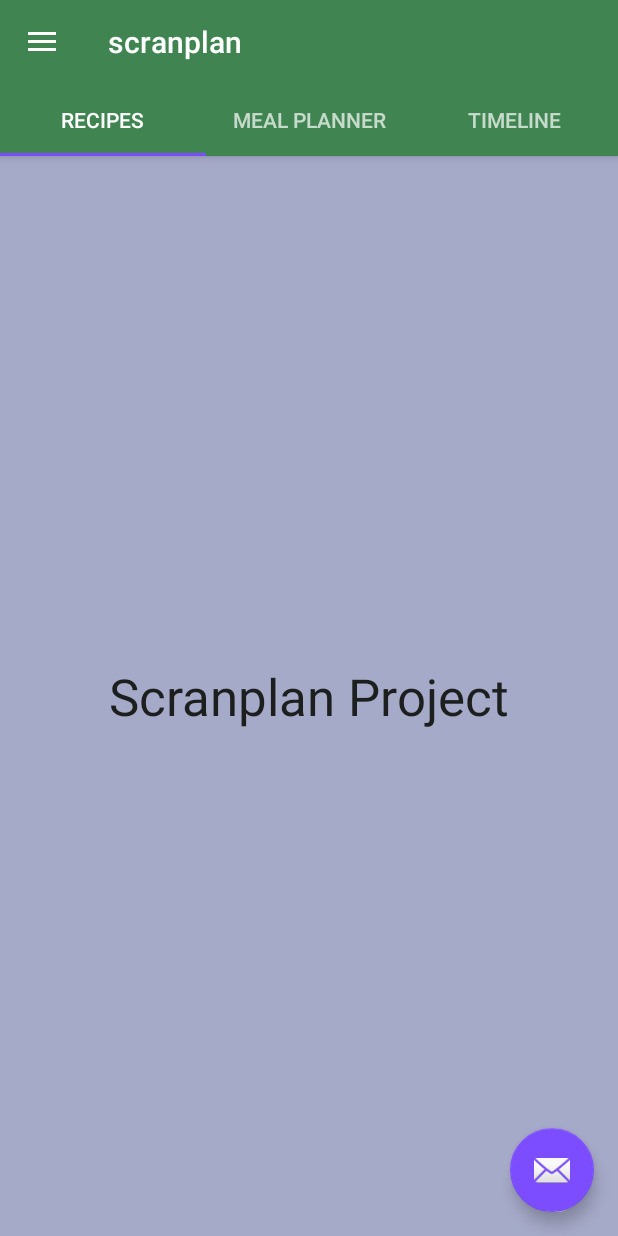
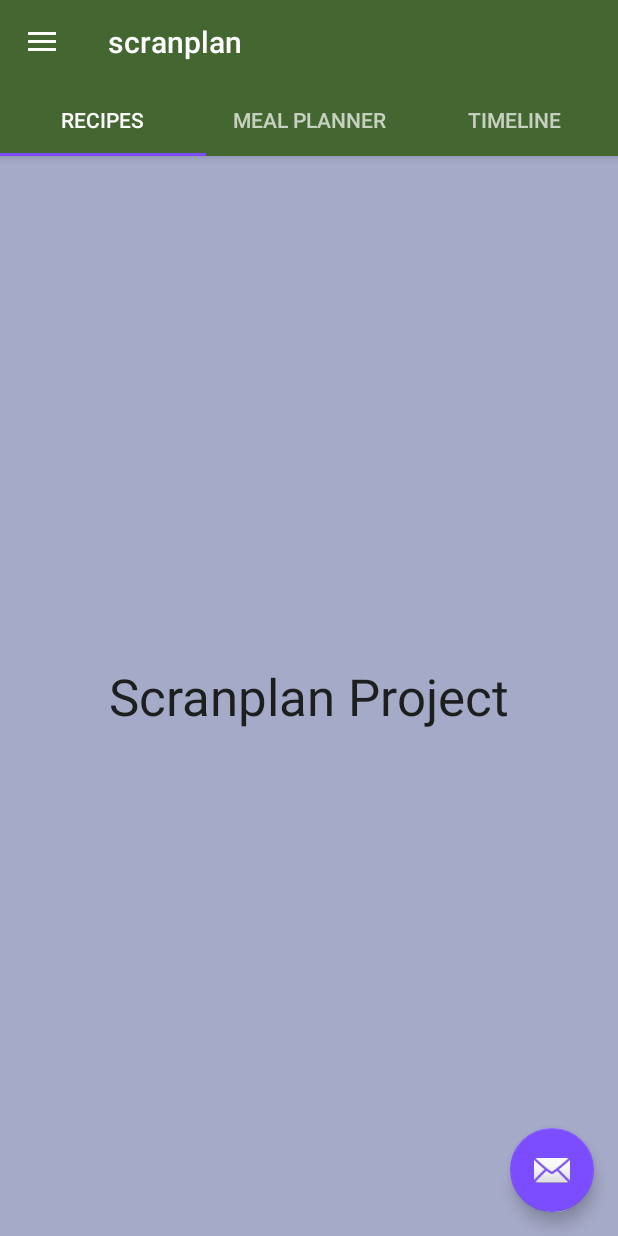
Before and after one commit to SWEngGroup4/scranplan, an Android app: the screen it shows after launch once a user with an empty profile is signed in (MainActivity), on a phone screen of 412 x 824 dp. Run offline under Robolectric (Android 15) with nearby library versions, the phone set to English and light mode, and no system bars; our stand-ins replace Firebase (no records; nobody signed in at launch, a user with empty details on screens opened directly).

Commit message:
Changed to a slightly more natural green colour

```diff
--- a/app/src/main/res/values/colors.xml
+++ b/app/src/main/res/values/colors.xml
@@ -1,6 +1,6 @@
 <?xml version="1.0" encoding="utf-8"?>
 <resources>
-    <color name="colorPrimary">#408551</color>
+    <color name="colorPrimary">#446631</color>
     <color name="colorPrimaryDark">#0f1f13</color>
     <color name="colorPrimaryLight">#7bb088</color>
     <color name="colorText">#1c1f1d</color>
```
